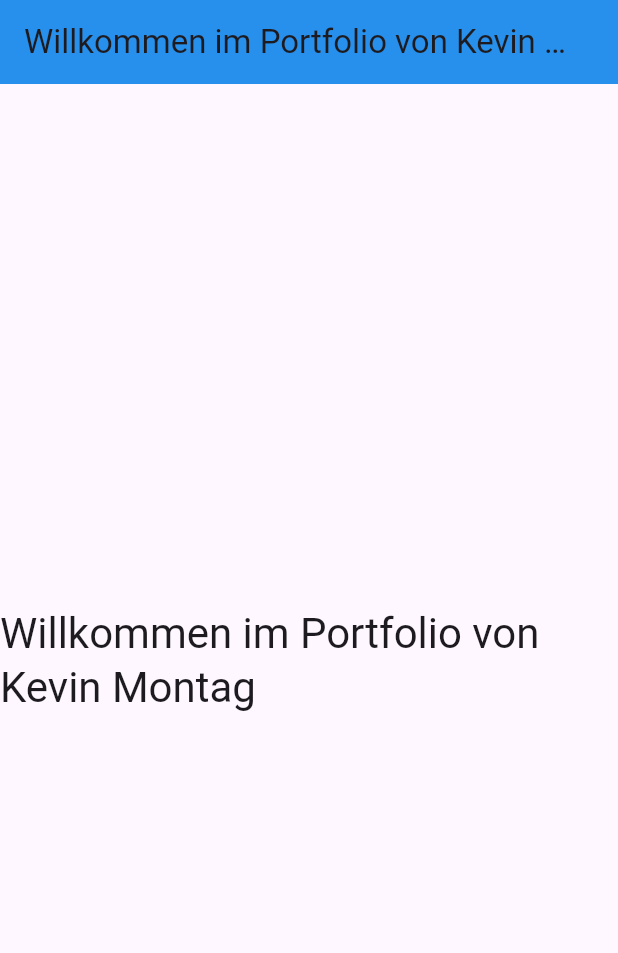
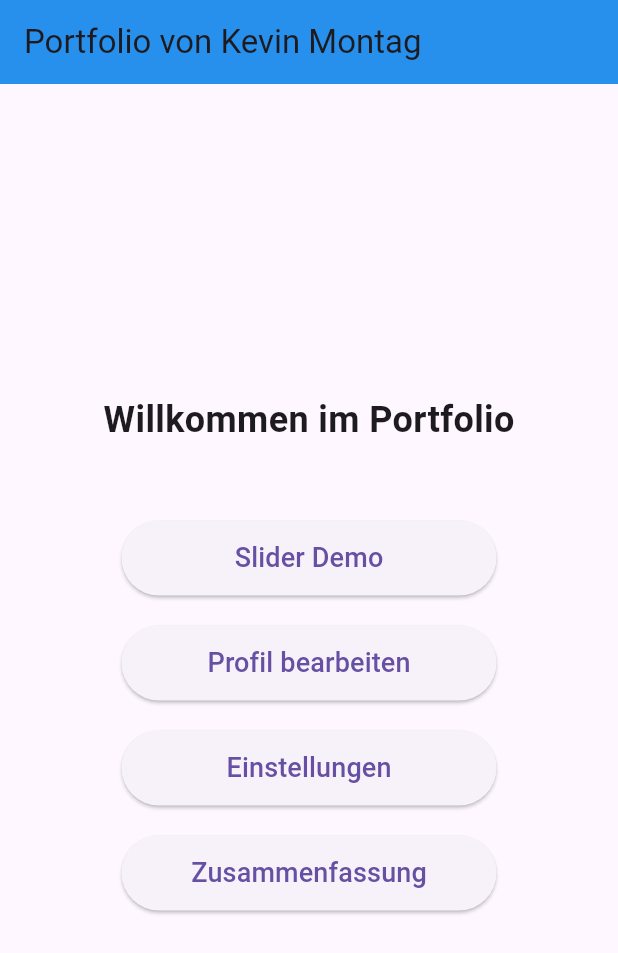
Before and after one commit to DarkSerpin/portfolio_5365258, a Flutter app: the screen it shows after launch, on a phone screen of 412 x 824 dp. Shown: the top 953 px of the screen. Run offline on Flutter 3.47's test engine with Material 3 defaults, Android fonts, the phone set to English and light mode, and no system bars.

Commit message:
slider, button & eingabefelder angelegt

```diff
--- a/praktikum/lib/main.dart
+++ b/praktikum/lib/main.dart
@@ -1,9 +1,8 @@
 import 'package:flutter/material.dart';
-import 'pages/home_page.dart'; // Importiere die HomePage
+import 'pages/home_page.dart';
+import 'pages/user_data.dart';
 
-void main() {
-  runApp(const MyApp());
-}
+void main() => runApp(const MyApp());
 
 class MyApp extends StatelessWidget {
   const MyApp({super.key});
@@ -12,7 +11,8 @@ class MyApp extends StatelessWidget {
   Widget build(BuildContext context) {
     return MaterialApp(
       title: 'Portfolio App',
-      home: HomePage(), // Lade die HomePage
+      theme: ThemeData(primarySwatch: Colors.blue),
+      home: HomePage(userData: UserData()), // Zentrale Dateninstanz
     );
   }
 }
--- a/praktikum/lib/pages/home_page.dart
+++ b/praktikum/lib/pages/home_page.dart
@@ -1,20 +1,74 @@
 import 'package:flutter/material.dart';
+import 'slider_page.dart';
+import 'profile_form_page.dart';
+import 'settings_page.dart';
+import 'summary_page.dart';
+import 'user_data.dart';
 
 class HomePage extends StatelessWidget {
-  const HomePage({super.key});
+  final UserData userData;
+  const HomePage({super.key, required this.userData});
 
   @override
   Widget build(BuildContext context) {
     return Scaffold(
       appBar: AppBar(
-        title: const Text('Willkommen im Portfolio von Kevin Montag'), // Titel der AppBar
-        backgroundColor: Colors.blue, // Hintergrundfarbe der AppBar
-        elevation: 4, // Schatten der AppBar
+        title: const Text('Portfolio von Kevin Montag'),
+        backgroundColor: Colors.blue,
+        elevation: 4,
       ),
       body: Center(
-        child: Text(
-          'Willkommen im Portfolio von Kevin Montag', // Text im Body
-          style: Theme.of(context).textTheme.headlineMedium,
+        child: Column(
+          mainAxisAlignment: MainAxisAlignment.center,
+          children: [
+            const Text(
+              'Willkommen im Portfolio',
+              style: TextStyle(fontSize: 24, fontWeight: FontWeight.bold),
+            ),
+            const SizedBox(height: 40),
+            _buildNavButton(
+              context,
+              'Slider Demo',
+              () => SliderPage(userData: userData),
+            ),
+            _buildNavButton(
+              context,
+              'Profil bearbeiten',
+              () => ProfileFormPage(userData: userData),
+            ),
+            _buildNavButton(
+              context,
+              'Einstellungen',
+              () => SettingsPage(userData: userData),
+            ),
+            _buildNavButton(
+              context,
+              'Zusammenfassung',
+              () => SummaryPage(userData: userData),
+            ),
+          ],
+        ),
+      ),
+    );
+  }
+
+  Widget _buildNavButton(
+    BuildContext context,
+    String text,
+    Widget Function() pageBuilder,
+  ) {
+    return Container(
+      width: 250,
+      margin: const EdgeInsets.symmetric(vertical: 10),
+      child: ElevatedButton(
+        onPressed:
+            () => Navigator.push(
+              context,
+              MaterialPageRoute(builder: (context) => pageBuilder()),
+            ),
+        child: Padding(
+          padding: const EdgeInsets.all(12.0),
+          child: Text(text, style: const TextStyle(fontSize: 18)),
         ),
       ),
     );
--- /dev/null
+++ b/praktikum/lib/pages/user_data.dart
@@ -0,0 +1,12 @@
+class UserData {
+  String? name;
+  String? email;
+  String? about;
+  double sliderValue = 50.0;
+  Map<String, bool> settings = {
+    'newsletter': false,
+    'notifications': false,
+    'darkMode': false,
+    'offlineMode': false,
+  };
+}
```
Also changed, not shown: praktikum/lib/pages/profile_form_page.dart (+83 -0 lines), praktikum/lib/pages/settings_page.dart (+81 -0 lines), praktikum/lib/pages/slider_page.dart (+60 -0 lines), praktikum/lib/pages/summary_page.dart (+57 -0 lines).
